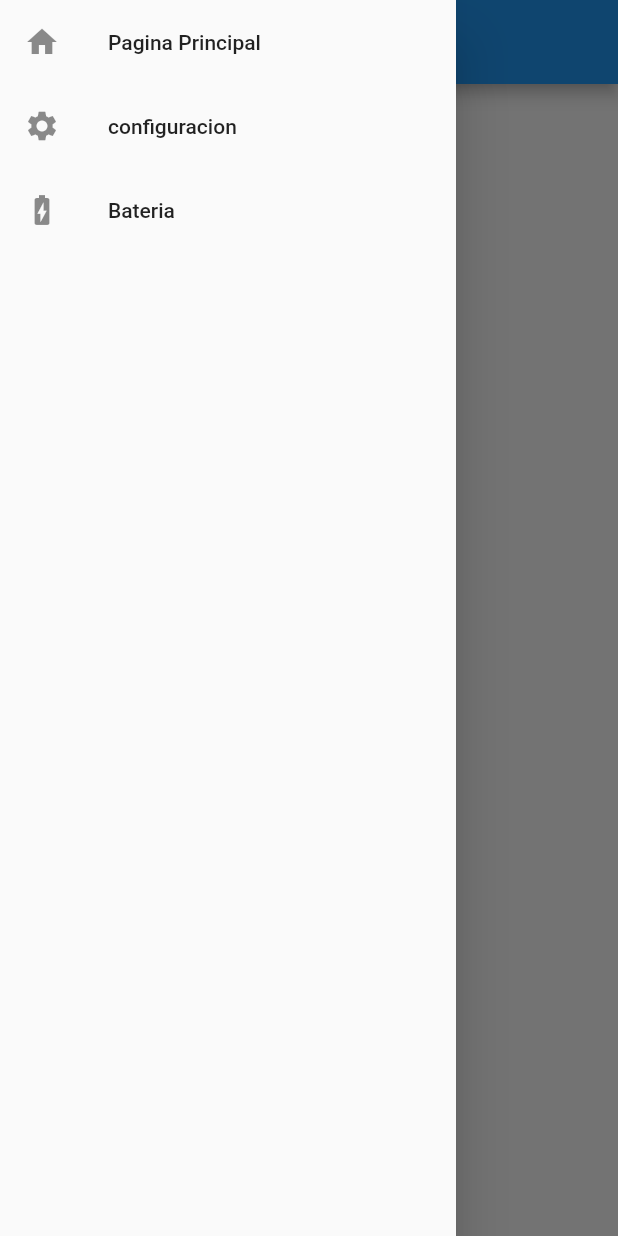
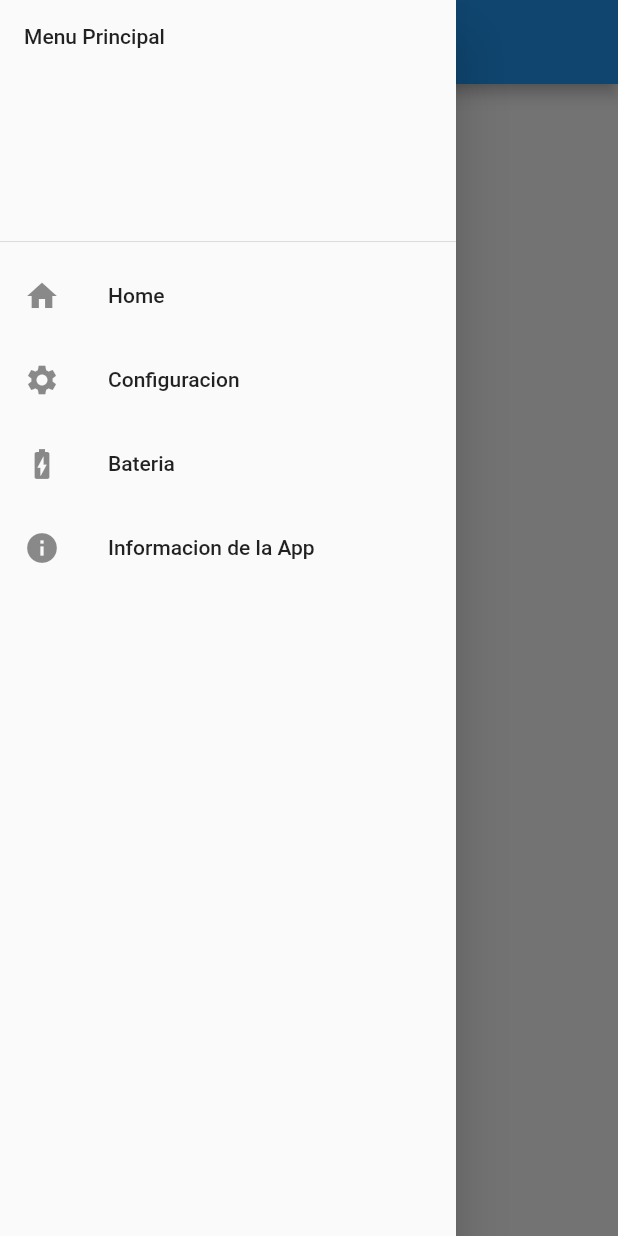
Before and after one commit to EdmaryBaga/flutr_app, a Flutter app: the screen it shows after launch, with the side drawer open, on a phone screen of 412 x 824 dp. Run offline on Flutter 3.47's test engine with Material 2 defaults, Android fonts, the phone set to English and light mode, and no system bars.

Commit message:
Se agrego funcionalidad al menu permitiendo navegar entre las diferenctes vistas del menu y un item llamado informacion con el widget ListTile

```diff
--- a/FlutterApps/flutr_app/lib/main.dart
+++ b/FlutterApps/flutr_app/lib/main.dart
@@ -1,8 +1,16 @@
 import 'package:flutr_app/src/home.dart';
+import 'package:flutr_app/src/screens/battery.dart';
+import 'package:flutr_app/src/screens/settings.dart';
 import 'package:flutter/material.dart';
 
 void main(){
   runApp(MaterialApp(
     home: Home(),
+
+    //Agregamos las rutas para hacer una navegacion con Navegator.pushNamed(context, route)
+    routes: <String, WidgetBuilder>{
+      Settings.routName: (BuildContext context ) => Settings(),
+      Battery.routeName: (BuildContext context ) => Settings(),
+    },
   ));
 }
--- a/FlutterApps/flutr_app/lib/src/home.dart
+++ b/FlutterApps/flutr_app/lib/src/home.dart
@@ -8,11 +8,29 @@ class Home extends StatefulWidget {
 
 class _HomeState extends State<Home> {
 
-  //regresa el estilo de cada elemento
-  ListTile getItem (Icon icon, String descripcion){
+  //header contendra el encabezado que tendra el menu
+  var header = DrawerHeader(
+    child: Text("Menu Principal"),
+  );
+
+  //info sera una opcion del menu que nos mostrara un alert con la informacion de la app
+  var info = AboutListTile(
+    child: Text("Informacion de la App"),
+    applicationIcon: Icon(Icons.favorite),
+    applicationVersion: "v0.0.0.1",
+    icon:Icon(Icons.info),
+
+  );
+
+  //regresa el estilo de cada elemento (creamos un widget a partir de una funcion)
+  ListTile getItem (Icon icon, String descripcion, String route){
+
     return ListTile(
       leading: icon,
       title: Text(descripcion),
+      onTap: (){
+        Navigator.pushNamed(context, route);//Route nos indica a que pagina debemos ir
+      },
     );
   }
 
@@ -20,10 +38,12 @@ class _HomeState extends State<Home> {
   ListView getList(){
     return ListView(
       children: <Widget>[
-
-        getItem(Icon(Icons.home), "Pagina Principal"),
-        getItem(Icon(Icons.settings), "configuracion"),
-        getItem(Icon(Icons.battery_charging_full), "Bateria")
+        header,
+        //agregamos los elemntos del menu
+        getItem(Icon(Icons.home), "Home",'/'),
+        getItem(Icon(Icons.settings), "Configuracion",'/configuracion'),
+        getItem(Icon(Icons.battery_charging_full), "Bateria",'/bateria'),
+        info,
       ],
     );
   }
--- a/FlutterApps/flutr_app/lib/src/screens/battery.dart
+++ b/FlutterApps/flutr_app/lib/src/screens/battery.dart
@@ -1,6 +1,11 @@
 import 'package:flutter/material.dart';
 
 class Battery extends StatelessWidget {
+
+  //agregamos esta contante para poder usar los routers y decir que esta es la vista bateria
+  static const String routeName = "/bateria";
+
+
   @override
   Widget build(BuildContext context) {
     return Scaffold(
--- a/FlutterApps/flutr_app/lib/src/screens/settings.dart
+++ b/FlutterApps/flutr_app/lib/src/screens/settings.dart
@@ -1,6 +1,9 @@
 import 'package:flutter/material.dart';
 
 class Settings extends StatelessWidget {
+
+  static const String routName= "/configuracion";
+
   @override
   Widget build(BuildContext context) {
     return Scaffold(
```
